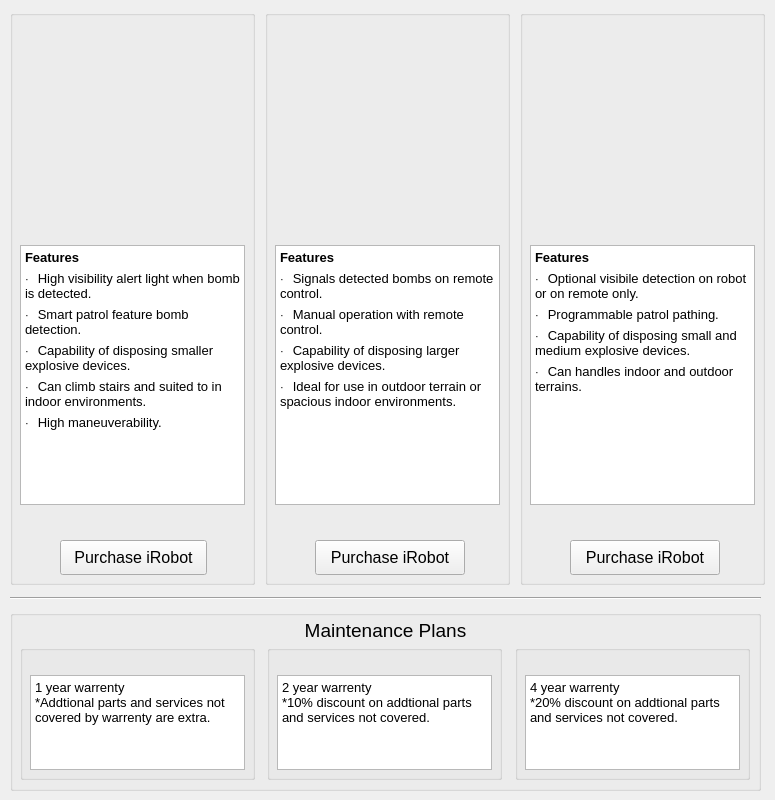
Above: IRobot/productWindow.ui from OwlbitCode/CS-c1-project1 before the change. Below: the same form after it.
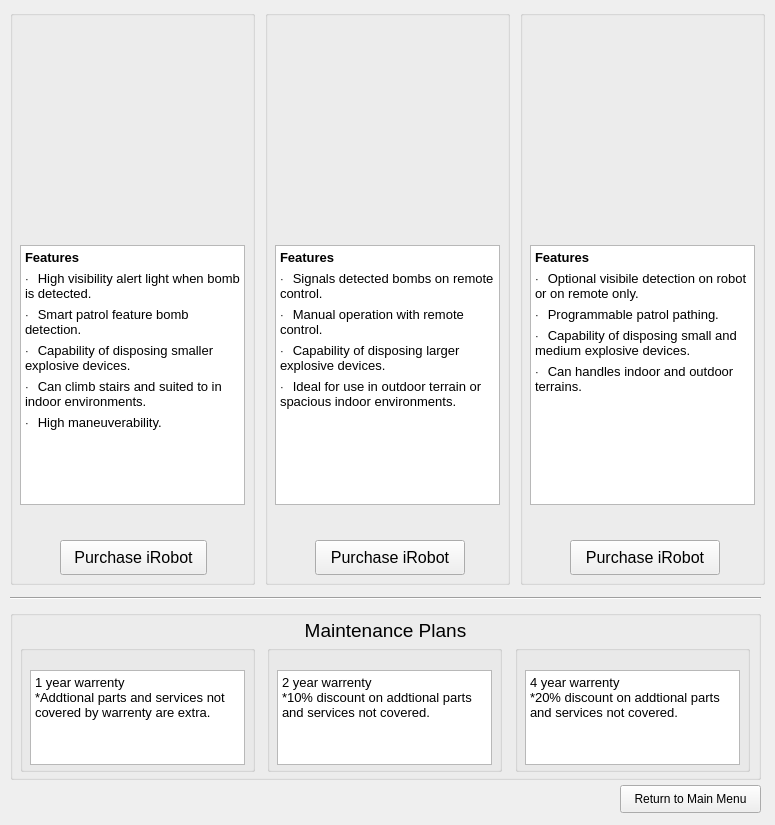
That is the form after the change.

Commit message:
Added Return to Main Button on Product Page
Just added button

What changed in the file:
```diff
--- a/IRobot/productWindow.ui
+++ b/IRobot/productWindow.ui
@@ -7,7 +7,7 @@
     <x>0</x>
     <y>0</y>
     <width>775</width>
-    <height>800</height>
+    <height>825</height>
    </rect>
   </property>
   <property name="sizePolicy">
@@ -19,13 +19,13 @@
   <property name="minimumSize">
    <size>
     <width>775</width>
-    <height>800</height>
+    <height>825</height>
    </size>
   </property>
   <property name="maximumSize">
    <size>
     <width>775</width>
-    <height>800</height>
+    <height>825</height>
    </size>
   </property>
   <property name="windowTitle">
@@ -443,7 +443,7 @@
      <x>10</x>
      <y>610</y>
      <width>751</width>
-     <height>181</height>
+     <height>170</height>
     </rect>
    </property>
    <property name="title">
@@ -476,7 +476,7 @@
       <x>10</x>
       <y>35</y>
       <width>235</width>
-      <height>135</height>
+      <height>127</height>
      </rect>
     </property>
     <property name="title">
@@ -486,7 +486,7 @@
      <property name="geometry">
       <rect>
        <x>10</x>
-       <y>10</y>
+       <y>5</y>
        <width>120</width>
        <height>21</height>
       </rect>
@@ -504,7 +504,7 @@
      <property name="geometry">
       <rect>
        <x>10</x>
-       <y>30</y>
+       <y>25</y>
        <width>215</width>
        <height>95</height>
       </rect>
@@ -525,7 +525,7 @@
      <property name="geometry">
       <rect>
        <x>145</x>
-       <y>10</y>
+       <y>5</y>
        <width>75</width>
        <height>16</height>
       </rect>
@@ -549,7 +549,7 @@
       <x>257</x>
       <y>35</y>
       <width>235</width>
-      <height>135</height>
+      <height>127</height>
      </rect>
     </property>
     <property name="title">
@@ -559,7 +559,7 @@
      <property name="geometry">
       <rect>
        <x>10</x>
-       <y>10</y>
+       <y>5</y>
        <width>120</width>
        <height>21</height>
       </rect>
@@ -577,7 +577,7 @@
      <property name="geometry">
       <rect>
        <x>10</x>
-       <y>30</y>
+       <y>25</y>
        <width>215</width>
        <height>95</height>
       </rect>
@@ -598,7 +598,7 @@
      <property name="geometry">
       <rect>
        <x>145</x>
-       <y>10</y>
+       <y>5</y>
        <width>75</width>
        <height>16</height>
       </rect>
@@ -622,7 +622,7 @@
       <x>505</x>
       <y>35</y>
       <width>235</width>
-      <height>135</height>
+      <height>127</height>
      </rect>
     </property>
     <property name="title">
@@ -632,7 +632,7 @@
      <property name="geometry">
       <rect>
        <x>10</x>
-       <y>10</y>
+       <y>5</y>
        <width>120</width>
        <height>21</height>
       </rect>
@@ -650,7 +650,7 @@
      <property name="geometry">
       <rect>
        <x>10</x>
-       <y>30</y>
+       <y>25</y>
        <width>215</width>
        <height>95</height>
       </rect>
@@ -671,7 +671,7 @@
      <property name="geometry">
       <rect>
        <x>145</x>
-       <y>10</y>
+       <y>5</y>
        <width>75</width>
        <height>16</height>
       </rect>
@@ -703,6 +703,19 @@
     <enum>Qt::Horizontal</enum>
    </property>
   </widget>
+  <widget class="QPushButton" name="pushButton">
+   <property name="geometry">
+    <rect>
+     <x>620</x>
+     <y>785</y>
+     <width>141</width>
+     <height>28</height>
+    </rect>
+   </property>
+   <property name="text">
+    <string>Return to Main Menu</string>
+   </property>
+  </widget>
  </widget>
  <layoutdefault spacing="6" margin="11"/>
  <resources/>
```
The commit also changes 2 other files.
